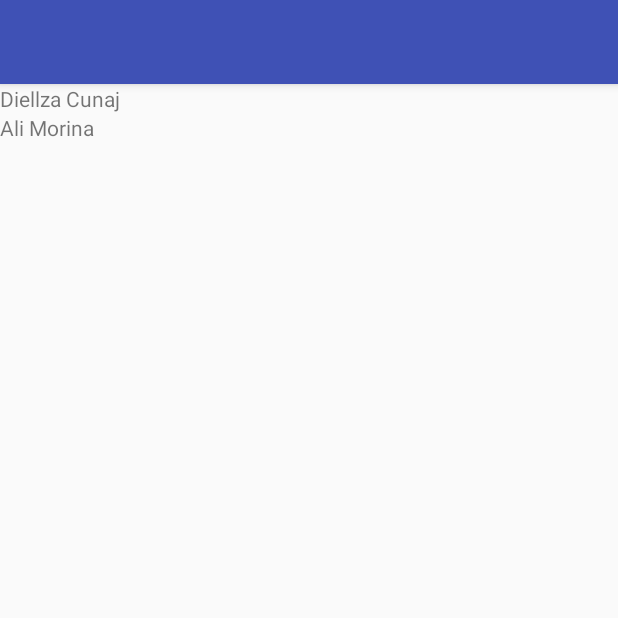
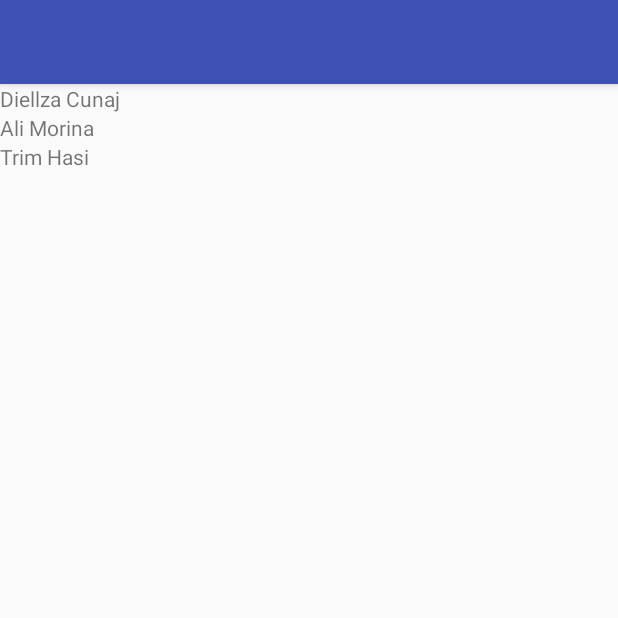
Before and after one commit to diellzacunaj/TouristGuide, an Android app: the screen it shows after launch (MainActivity), on a phone screen of 412 x 824 dp, the top half of it. Run offline under Robolectric (Android 15) with nearby library versions, the phone set to English and light mode, and no system bars.

Commit message:
Trim Hasi - eight

```diff
--- a/app/src/main/res/layout/activity_main.xml
+++ b/app/src/main/res/layout/activity_main.xml
@@ -18,4 +18,10 @@
         android:text="Ali Morina"
         />
 
+    <TextView
+        android:layout_width="wrap_content"
+        android:layout_height="wrap_content"
+        android:text="Trim Hasi"
+        />
+
 </LinearLayout>
```
